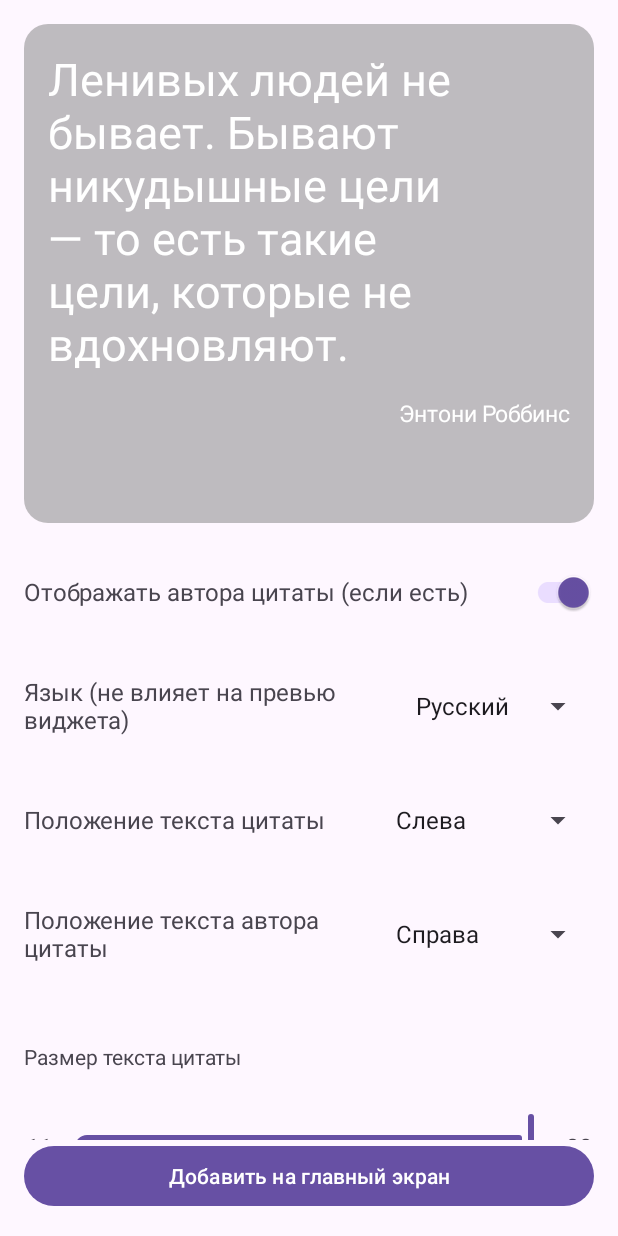
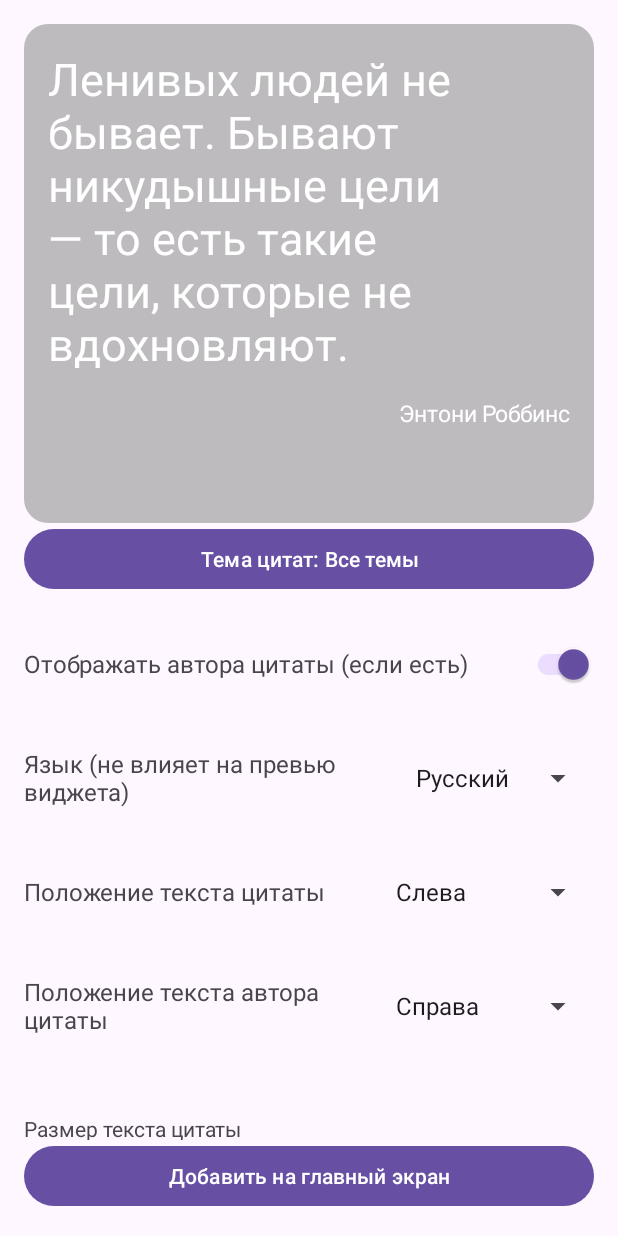
Before and after one commit to snakelord757/Philosofidget, an Android app: the screen it shows after launch (MainActivity), on a phone screen of 412 x 824 dp. Run offline under Robolectric (Android 15) with nearby library versions, the phone set to English and light mode, and no system bars; libraries missing offline, so code that uses them is left out: com.abhishek.colorpicker.

Commit message:
feat: add quote topic selection screen

```diff
--- /dev/null
+++ b/app/src/main/java/ru/snakelord/philosofidget/presentation/view/quote_topics/QuoteTopicSelection.kt
@@ -0,0 +1,22 @@
+package ru.snakelord.philosofidget.presentation.view.quote_topics
+
+import android.content.Context
+import ru.snakelord.philosofidget.R
+
+/** Local selection for the mock topic catalog; quote loading is unchanged. */
+object QuoteTopicSelection {
+    private const val PREFERENCES = "quote_topics"
+    private const val SELECTED_TOPIC = "selected_topic"
+
+    fun getIndex(context: Context): Int = context.getSharedPreferences(PREFERENCES, Context.MODE_PRIVATE)
+        .getInt(SELECTED_TOPIC, 0)
+        .takeIf { it in context.resources.getStringArray(R.array.quote_topics).indices } ?: 0
+
+    fun getTitle(context: Context): String = context.resources.getStringArray(R.array.quote_topics)[getIndex(context)]
+
+    fun select(context: Context, index: Int) {
+        require(index in context.resources.getStringArray(R.array.quote_topics).indices)
+        context.getSharedPreferences(PREFERENCES, Context.MODE_PRIVATE)
+            .edit().putInt(SELECTED_TOPIC, index).apply()
+    }
+}
--- a/app/src/main/java/ru/snakelord/philosofidget/presentation/view/widget_settings/WidgetSettingsFragment.kt
+++ b/app/src/main/java/ru/snakelord/philosofidget/presentation/view/widget_settings/WidgetSettingsFragment.kt
@@ -9,6 +9,7 @@ import android.view.View
 import androidx.core.os.bundleOf
 import androidx.core.view.isVisible
 import androidx.fragment.app.Fragment
+import androidx.fragment.app.commit
 import com.abhishek.colorpicker.ColorPickerDialog
 import org.koin.androidx.viewmodel.ext.android.viewModel
 import org.koin.core.parameter.parametersOf
@@ -20,6 +21,8 @@ import ru.snakelord.philosofidget.domain.model.TextGravity
 import ru.snakelord.philosofidget.domain.model.WidgetSettings
 import ru.snakelord.philosofidget.presentation.model.ActionButtonState
 import ru.snakelord.philosofidget.presentation.model.WidgetConfigurationState
+import ru.snakelord.philosofidget.presentation.view.quote_topics.QuoteTopicsFragment
+import ru.snakelord.philosofidget.presentation.view.quote_topics.QuoteTopicSelection
 import ru.snakelord.philosofidget.presentation.view.widget_settings.recycler_view.adapter.WidgetSettingsAdapter
 import ru.snakelord.philosofidget.presentation.view.widget_settings.recycler_view.itemdecoration.WidgetSettingsItemDecoration
 
@@ -49,6 +52,14 @@ class WidgetSettingsFragment : Fragment(R.layout.fragment_widget_settings) {
     }
 
     private fun initUi() = with(binding) {
+        val topic = QuoteTopicSelection.getTitle(requireContext())
+        quoteTopicButton.text = getString(R.string.quote_topic_current, topic)
+        quoteTopicButton.setOnClickListener {
+            parentFragmentManager.commit {
+                replace(R.id.fragment_container_view, QuoteTopicsFragment())
+                addToBackStack(null)
+            }
+        }
         settingsRecyclerView.adapter = widgetSettingsAdapter
         settingsRecyclerView.addItemDecoration(WidgetSettingsItemDecoration(resources.getDimensionPixelSize(R.dimen.spacing_16)))
     }
--- a/app/src/main/res/layout/fragment_widget_settings.xml
+++ b/app/src/main/res/layout/fragment_widget_settings.xml
@@ -23,10 +23,19 @@
         android:layout_height="0dp"
         app:layout_constraintStart_toStartOf="parent"
         app:layout_constraintEnd_toEndOf="parent"
-        app:layout_constraintTop_toBottomOf="@id/guideline"
+        app:layout_constraintTop_toBottomOf="@id/quoteTopicButton"
         app:layout_constraintBottom_toTopOf="@id/actionButton"
         android:orientation="vertical"
         app:layoutManager="androidx.recyclerview.widget.LinearLayoutManager" />
+
+    <Button
+        android:id="@+id/quoteTopicButton"
+        android:layout_width="0dp"
+        android:layout_height="wrap_content"
+        android:textAllCaps="false"
+        app:layout_constraintStart_toStartOf="parent"
+        app:layout_constraintEnd_toEndOf="parent"
+        app:layout_constraintTop_toBottomOf="@id/guideline" />
 
     <Button
         android:id="@+id/actionButton"
--- a/app/src/main/res/values/strings.xml
+++ b/app/src/main/res/values/strings.xml
@@ -1,4 +1,32 @@
 <resources>
+    <string name="quote_topics_title">Темы цитат</string>
+    <string name="quote_topics_back">Назад к настройкам</string>
+    <string name="quote_topic_current">Тема цитат: %1$s</string>
+    <string name="quote_topic_confirm_title">Выбор темы</string>
+    <string name="quote_topic_confirm_message">Выбрать тему «%1$s»?</string>
+    <string name="quote_topic_confirm">Выбрать</string>
+    <string-array name="quote_topics">
+        <item>Все темы</item>
+        <item>Жизнь</item>
+        <item>Любовь</item>
+        <item>Дружба</item>
+        <item>Счастье</item>
+        <item>Мудрость</item>
+        <item>Философия</item>
+        <item>Мотивация</item>
+        <item>Успех</item>
+        <item>Мечты</item>
+        <item>Время</item>
+        <item>Свобода</item>
+        <item>Творчество</item>
+        <item>Знания</item>
+        <item>Природа</item>
+        <item>Смелость</item>
+        <item>Надежда</item>
+        <item>Семья</item>
+        <item>Путешествия</item>
+        <item>Юмор</item>
+    </string-array>
     <string name="app_name">Philosofidget</string>
     <string name="widget_preview_quote">Ленивых людей не бывает. Бывают никудышные цели — то есть такие цели, которые не вдохновляют.</string>
     <string name="widget_preview_quote_author">Энтони Роббинс</string>
```
Also changed, not shown: app/src/main/java/ru/snakelord/philosofidget/presentation/view/quote_topics/ConfirmQuoteTopicDialog.kt (added, +33 -0 lines), app/src/main/java/ru/snakelord/philosofidget/presentation/view/quote_topics/QuoteTopicsFragment.kt (added, +25 -0 lines), app/src/main/res/layout/fragment_quote_topics.xml (added, +27 -0 lines).
